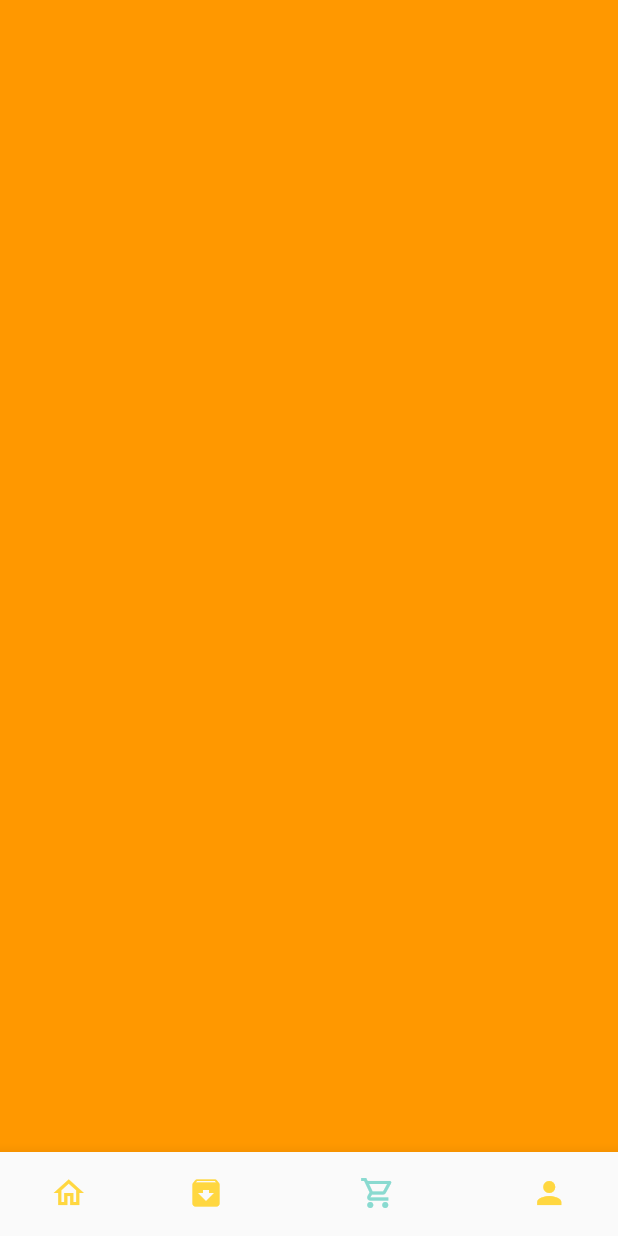
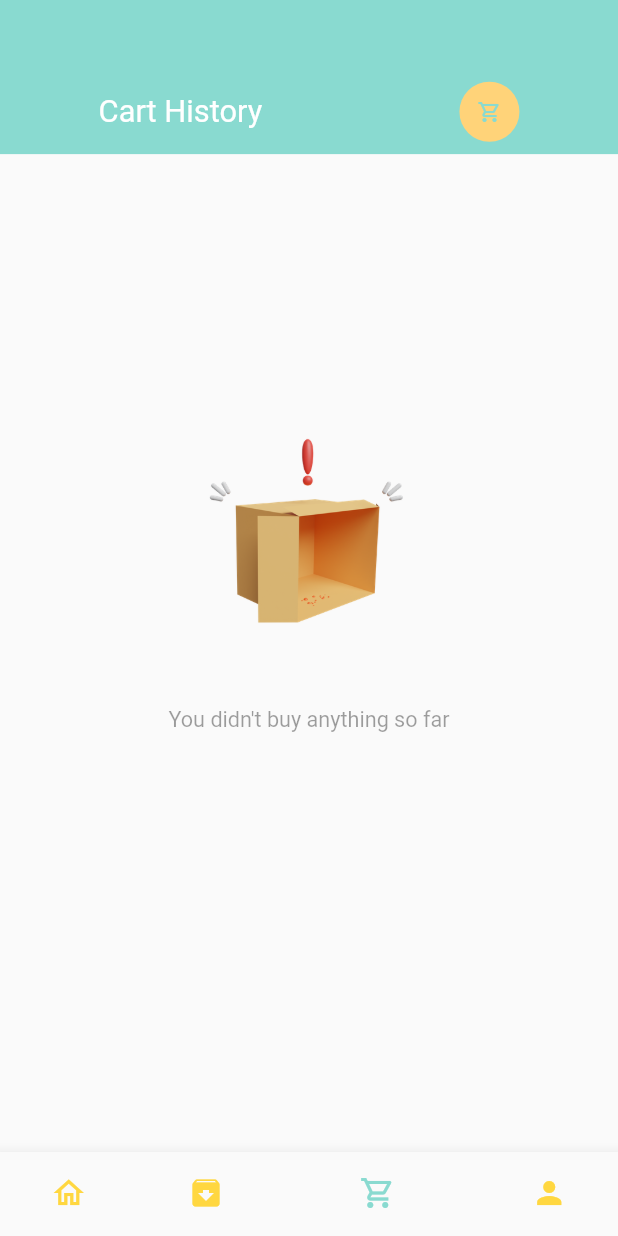
Before and after one commit to MohammedAttar002997/e-commerce-flutter-app, a Flutter app: the screen it shows after launch, item 3 of the bottom bar chosen, on a phone screen of 412 x 824 dp. Run offline on Flutter 3.47's test engine with Material 2 defaults, Android fonts, the phone set to English and light mode, and no system bars; our stand-ins replace card_swiper, dots_indicator, get, shared_preferences; network calls fail.

Commit message:
* Finished working on the Cart page. * Finished connecting the Shopping Cart with the Cart page.

```diff
--- /dev/null
+++ b/lib/base/no_data_page.dart
@@ -0,0 +1,38 @@
+import 'package:flutter/material.dart';
+
+class NoDataPage extends StatelessWidget {
+  final String text;
+  final String imgPath;
+
+  const NoDataPage({
+    super.key,
+    required this.text,
+    this.imgPath = "assets/images/emptycart.png",
+  });
+
+  @override
+  Widget build(BuildContext context) {
+    return Column(
+      mainAxisAlignment: MainAxisAlignment.center,
+      crossAxisAlignment: CrossAxisAlignment.stretch,
+      children: [
+        Image.asset(
+          imgPath,
+          height: MediaQuery.of(context).size.height * 0.22,
+          width: MediaQuery.of(context).size.width * 0.22,
+        ),
+        SizedBox(
+          height: MediaQuery.of(context).size.height * 0.03,
+        ),
+        Text(
+          text,
+          style: TextStyle(
+            fontSize: MediaQuery.of(context).size.height * 0.0175,
+            color: Theme.of(context).disabledColor,
+          ),
+          textAlign: TextAlign.center,
+        ),
+      ],
+    );
+  }
+}
--- a/lib/controllers/popular_product_controller.dart
+++ b/lib/controllers/popular_product_controller.dart
@@ -31,7 +31,6 @@ class PopularProductController extends GetxController {
   Future<void> getPopularProductList() async {
     Response response = await productRepo.getPopularProductList();
     if (response.statusCode == 200) {
-      print("Got some products");
       _popularProductList = [];
       _popularProductList.addAll(Product.fromJson(response.body).products);
       _isLoaded = true;
@@ -90,7 +89,7 @@ class PopularProductController extends GetxController {
     _quantity = 0;
     _inCartItems = _cart.getQuantity(productModel);
     _cart.items.forEach((key, value) {
-      print("The id is ${value.id} and the quantity is ${value.quantity}");
+      // print("The id is ${value.id} and the quantity is ${value.quantity}");
     });
     update();
   }
--- a/lib/data/repository/cart_repo.dart
+++ b/lib/data/repository/cart_repo.dart
@@ -13,14 +13,21 @@ class CartRepo {
   });
 
   List<String> cart = [];
+  List<String> cartHistory = [];
 
   void addToCartList(List<CartModel> cartList) {
+    // sharedPreferences.remove(AppConstant.CART_LIST);
+    // sharedPreferences.remove(AppConstant.CART_HISTORY_LIST);
+    var time = DateTime.now().toString();
     cart = [];
 
     cartList.forEach(
-      (element) => cart.add(
-        jsonEncode(element),
-      ),
+      (element) {
+        element.time = time;
+        return cart.add(
+          jsonEncode(element),
+        );
+      },
     );
     sharedPreferences.setStringList(AppConstant.CART_LIST, cart);
     // print(sharedPreferences.getStringList(AppConstant.CART_LIST));
@@ -43,4 +50,42 @@ class CartRepo {
     );
     return cartList;
   }
+
+  List<CartModel> getCartHistoryList() {
+    if (sharedPreferences.containsKey(AppConstant.CART_HISTORY_LIST)) {
+      // cartHistory = [];
+      cartHistory =
+          sharedPreferences.getStringList(AppConstant.CART_HISTORY_LIST)!;
+    }
+    List<CartModel> cartListHistory = [];
+    cartHistory.forEach(
+      (element) => cartListHistory.add(
+        CartModel.fromJson(
+          jsonDecode(element),
+        ),
+      ),
+    );
+    return cartListHistory;
+  }
+
+  void addToCartHistoryList() {
+    if (sharedPreferences.containsKey(AppConstant.CART_HISTORY_LIST)) {
+      cartHistory =
+          sharedPreferences.getStringList(AppConstant.CART_HISTORY_LIST)!;
+    }
+    for (int i = 0; i < cart.length; i++) {
+      cartHistory.add(cart[i]);
+    }
+    removeCart();
+    sharedPreferences.setStringList(AppConstant.CART_HISTORY_LIST, cartHistory);
+    print("The length of history list is ${getCartHistoryList().length}");
+    for (int j = 0; j < getCartHistoryList().length; j++) {
+      print("The time for the order is ${getCartHistoryList()[j].time}");
+    }
+  }
+
+  void removeCart() {
+    cart = [];
+    sharedPreferences.remove(AppConstant.CART_LIST);
+  }
 }
--- /dev/null
+++ b/lib/screens/cart/cart_history.dart
@@ -0,0 +1,256 @@
+import 'dart:convert';
+import 'package:flutter/material.dart';
+import 'package:flutter_ecommerce_app_clean_code/base/no_data_page.dart';
+import 'package:flutter_ecommerce_app_clean_code/controllers/cart_controller.dart';
+import 'package:flutter_ecommerce_app_clean_code/models/cart_model.dart';
+import 'package:flutter_ecommerce_app_clean_code/routes/route_helper.dart';
+import 'package:flutter_ecommerce_app_clean_code/utils/app_constant.dart';
+import 'package:flutter_ecommerce_app_clean_code/utils/colors.dart';
+import 'package:flutter_ecommerce_app_clean_code/utils/dimensions.dart';
+import 'package:flutter_ecommerce_app_clean_code/widgets/big_text.dart';
+import 'package:flutter_ecommerce_app_clean_code/widgets/small_text.dart';
+import 'package:get/get.dart';
+import 'package:intl/intl.dart';
+import '../../widgets/app_icon.dart';
+
+class CartHistory extends StatelessWidget {
+  const CartHistory({super.key});
+
+  @override
+  Widget build(BuildContext context) {
+    var getCartHistoryList =
+        Get.find<CartController>().getCartHistoryList().reversed.toList();
+    Map<String, int> cartItemsPerOrder = Map();
+
+    for (int i = 0; i < getCartHistoryList.length; i++) {
+      if (cartItemsPerOrder.containsKey(getCartHistoryList[i].time)) {
+        cartItemsPerOrder.update(
+            getCartHistoryList[i].time!, (value) => ++value);
+      } else {
+        cartItemsPerOrder.putIfAbsent(getCartHistoryList[i].time!, () => 1);
+      }
+    }
+    List<int> cartItemsPerOrderToList() {
+      return cartItemsPerOrder.entries.map((e) => e.value).toList();
+    }
+
+    List<String> cartOrderTimeToList() {
+      return cartItemsPerOrder.entries.map((e) => e.key).toList();
+    }
+
+    List<int> itemPerOrder = cartItemsPerOrderToList();
+    var listCounter = 0;
+
+    return Scaffold(
+      body: Column(
+        crossAxisAlignment: CrossAxisAlignment.center,
+        children: [
+          Container(
+            color: AppColor.mainColor,
+            width: double.maxFinite,
+            height: Dimensions.height10 * 10,
+            padding: EdgeInsets.only(top: Dimensions.height45),
+            child: Row(
+              mainAxisAlignment: MainAxisAlignment.spaceAround,
+              children: [
+                BigText(
+                  text: "Cart History",
+                  color: Colors.white,
+                ),
+                const AppIcon(
+                  icon: Icons.shopping_cart_outlined,
+                  iconColor: AppColor.mainColor,
+                  backgroundColor: AppColor.yellowColor,
+                ),
+              ],
+            ),
+          ),
+          GetBuilder<CartController>(builder: (cartController) {
+            return cartController.getCartHistoryList().isNotEmpty
+                ? Expanded(
+                    child: Container(
+                      margin: EdgeInsets.only(
+                        top: Dimensions.height20,
+                        left: Dimensions.width20,
+                        right: Dimensions.width20,
+                      ),
+                      child: MediaQuery.removePadding(
+                        removeTop: true,
+                        context: context,
+                        child: ListView(
+                          children: [
+                            for (int i = 0; i < itemPerOrder.length; i++)
+                              Container(
+                                height: Dimensions.height20 * 6,
+                                margin: EdgeInsets.only(
+                                  bottom: Dimensions.height20,
+                                ),
+                                child: Column(
+                                  crossAxisAlignment: CrossAxisAlignment.start,
+                                  children: [
+                                    (() {
+                                      DateTime parseDate = DateFormat(
+                                              "yyyy-MM-dd HH:mm:ss")
+                                          .parse(getCartHistoryList[listCounter]
+                                              .time!);
+                                      var outputFormat =
+                                          DateFormat("MM/dd/yyyy  hh:mm a");
+                                      var outputDate =
+                                          outputFormat.format(parseDate);
+                                      return BigText(text: outputDate);
+                                    }()),
+                                    SizedBox(
+                                      height: Dimensions.height10,
+                                    ),
+                                    Row(
+                                      mainAxisAlignment:
+                                          MainAxisAlignment.spaceBetween,
+                                      children: [
+                                        Wrap(
+                                          direction: Axis.horizontal,
+                                          children: List.generate(
+                                            itemPerOrder[i],
+                                            (index) {
+                                              if (listCounter <
+                                                  getCartHistoryList.length) {
+                                                listCounter++;
+                                              }
+                                              return index <= 2
+                                                  ? Container(
+                                                      height:
+                                                          Dimensions.height20 *
+                                                              4,
+                                                      width:
+                                                          Dimensions.width20 *
+                                                              4,
+                                                      margin: EdgeInsets.only(
+                                                          right: Dimensions
+                                                                  .width10 /
+                                                              2),
+                                                      decoration: BoxDecoration(
+                                                        borderRadius: BorderRadius
+                                                            .circular(Dimensions
+                                                                    .radius15 /
+                                                                2),
+                                                        image: DecorationImage(
+                                                          fit: BoxFit.cover,
+                                                          image: NetworkImage(
+                                                            AppConstant
+                                                                    .BASE_URL +
+                                                                AppConstant
+                                                                    .UPLOAD_URL +
+                                                                getCartHistoryList[
+                                                                        listCounter -
+                                                                            1]
+                                                                    .img!,
+                                                          ),
+                                                        ),
+                                                      ),
+                                                    )
+                                                  : Container();
+                                            },
+                                          ),
+                                        ),
+                                        SizedBox(
+                                          height: Dimensions.height20 * 4,
+                                          child: Column(
+                                            mainAxisAlignment:
+                                                MainAxisAlignment.spaceEvenly,
+                                            crossAxisAlignment:
+                                                CrossAxisAlignment.end,
+                                            children: [
+                                              SmallText(
+                                                text: "Total",
+                                                color: AppColor.titleColor,
+                                              ),
+                                              BigText(
+                                                text:
+                                                    "${itemPerOrder[i]} Items",
+                                                color: AppColor.titleColor,
+                                              ),
+                                              GestureDetector(
+                                                onTap: () {
+                                                  var orderTime =
+                                                      cartOrderTimeToList();
+                                                  Map<int, CartModel>
+                                                      moreOrder = {};
+                                                  for (int j = 0;
+                                                      j <
+                                                          getCartHistoryList
+                                                              .length;
+                                                      j++) {
+                                                    if (getCartHistoryList[j]
+                                                            .time ==
+                                                        orderTime[i]) {
+                                                      moreOrder.putIfAbsent(
+                                                        getCartHistoryList[j]
+                                                            .id!,
+                                                        () =>
+                                                            CartModel.fromJson(
+                                                          jsonDecode(
+                                                            jsonEncode(
+                                                              getCartHistoryList[
+                                                                  j],
+                                                            ),
+                                                          ),
+                                                        ),
+                                                      );
+                                                    }
+                                                  }
+                                                  Get.find<CartController>()
+                                                      .setItems = moreOrder;
+                                                  Get.find<CartController>()
+                                                      .addToCartList();
+                                                  Get.toNamed(RouteHelper
+                                                      .getCartPage());
+                                                },
+                                                child: Container(
+                                                  padding: EdgeInsets.symmetric(
+                                                    horizontal:
+                                                        Dimensions.width10,
+                                                    vertical:
+                                                        Dimensions.height10 / 2,
+                                                  ),
+                                                  decoration: BoxDecoration(
+                                                    borderRadius:
+                                                        BorderRadius.circular(
+                                                            Dimensions
+                                                                    .radius15 /
+                                                                3),
+                                                    border: Border.all(
+                                                        width: 1,
+                                                        color:
+                                                            AppColor.mainColor),
+                                                  ),
+                                                  child: SmallText(
+                                                    text: "one more",
+                                                    color: AppColor.mainColor,
+                                                  ),
+                                                ),
+                                              ),
+                                            ],
+                                          ),
+                                        ),
+                                      ],
+                                    ),
+                                  ],
+                                ),
+                              ),
+                          ],
+                        ),
+                      ),
+                    ),
+                  )
+                : SizedBox(
+                    height: MediaQuery.of(context).size.height / 1.5,
+                    child: const NoDataPage(
+                      text: "You didn't buy anything so far",
+                      imgPath: "assets/images/emptybox.png",
+                    ),
+                  );
+          }),
+        ],
+      ),
+    );
+  }
+}
--- a/lib/screens/home/home_page.dart
+++ b/lib/screens/home/home_page.dart
@@ -1,4 +1,5 @@
 import 'package:flutter/material.dart';
+import 'package:flutter_ecommerce_app_clean_code/screens/cart/cart_history.dart';
 import 'package:flutter_ecommerce_app_clean_code/screens/home/main_home_page.dart';
 import 'package:flutter_ecommerce_app_clean_code/utils/colors.dart';
 
@@ -19,9 +20,7 @@ class _HomePageState extends State<HomePage> {
     Container(
       color: Colors.red,
     ),
-    Container(
-      color: Colors.orange,
-    ),
+    const CartHistory(),
     Container(
       color: Colors.green,
     ),
--- a/lib/utils/app_constant.dart
+++ b/lib/utils/app_constant.dart
@@ -1,11 +1,12 @@
-class AppConstant{
-  static const String APP_NAME="BestFoodEverApp";
-  static const int APP_VERSION=1;
+class AppConstant {
+  static const String APP_NAME = "BestFoodEverApp";
+  static const int APP_VERSION = 1;
 
-  static const String BASE_URL="http://mvs.bslmeiyu.com";
-  static const String POPULAR_PRODUCT_URI="/api/v1/products/popular";
-  static const String RECOMMENDED_PRODUCT_URI="/api/v1/products/recommended";
-  static const String UPLOAD_URL="/uploads/";
-  static const String TOKEN="DBtoken";
-  static const String CART_LIST="cart-list";
+  static const String BASE_URL = "http://mvs.bslmeiyu.com";
+  static const String POPULAR_PRODUCT_URI = "/api/v1/products/popular";
+  static const String RECOMMENDED_PRODUCT_URI = "/api/v1/products/recommended";
+  static const String UPLOAD_URL = "/uploads/";
+  static const String TOKEN = "DBtoken";
+  static const String CART_LIST = "cart-list";
+  static const String CART_HISTORY_LIST = "cart-History-list";
 }
--- a/pubspec.yaml
+++ b/pubspec.yaml
@@ -18,6 +18,7 @@ dependencies:
   get: ^4.6.5
   persistent_bottom_nav_bar: ^5.0.2
   shared_preferences: ^2.2.2
+  intl: ^0.18.1
 
 dev_dependencies:
   flutter_test:
```
Also changed, not shown: lib/controllers/cart_controller.dart (+24 -0 lines), lib/screens/cart/cart_page.dart (+58 -29 lines), lib/screens/food/popular_food_detail.dart (+4 -3 lines), lib/screens/food/recommended_food_detail.dart (+4 -3 lines), assets/images/emptybox.png (added), assets/images/emptycart.png (added), pubspec.lock.
